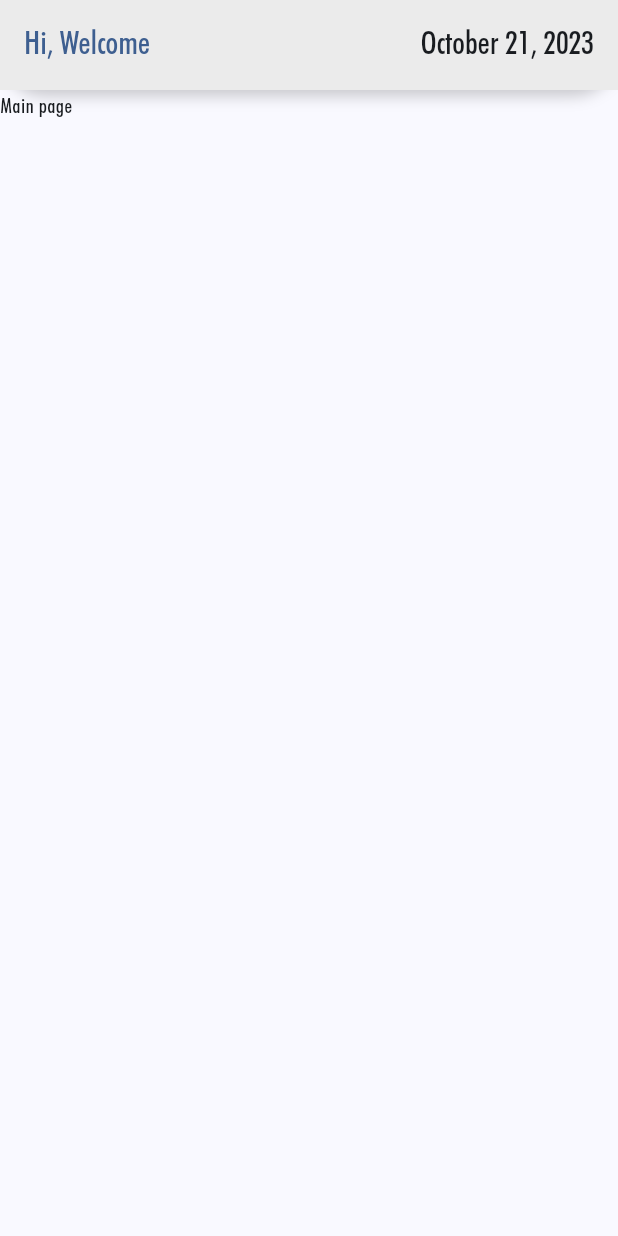
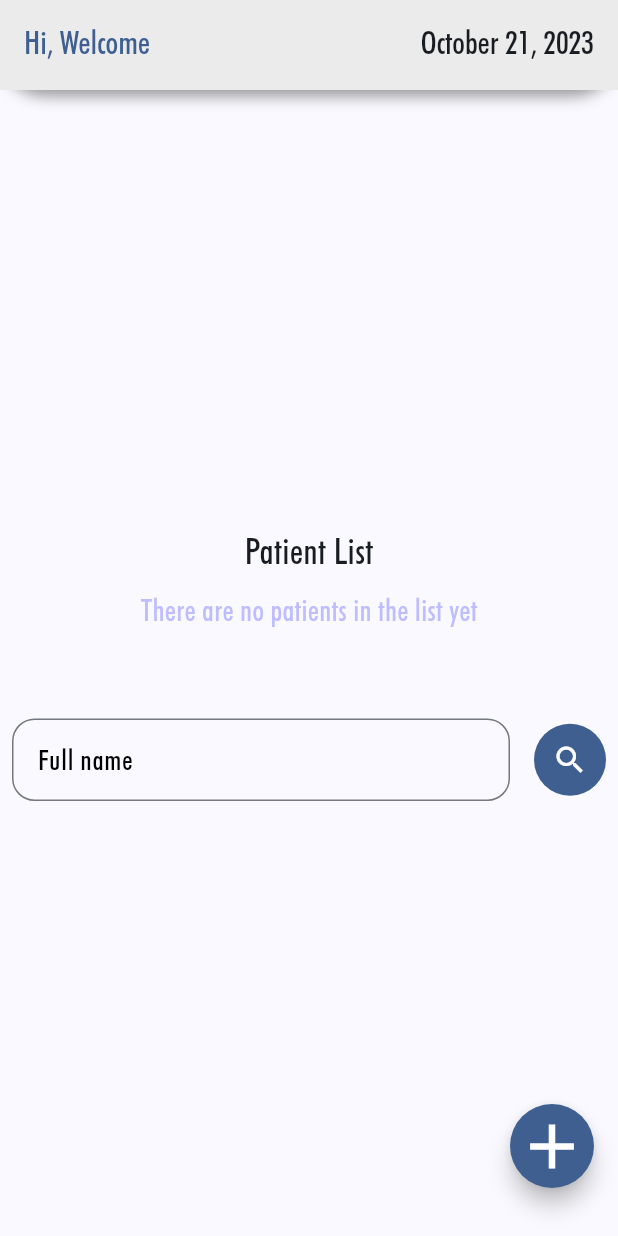
Before and after one commit to masarom/patient-list-flutter, a Flutter app: the MainPage screen opened directly, on a phone screen of 412 x 824 dp. Run offline on Flutter 3.47's test engine with Material 2 defaults, Android fonts, the phone set to English and light mode, and no system bars.

Commit message:
add main page layout

```diff
--- a/lib/main.dart
+++ b/lib/main.dart
@@ -104,7 +104,7 @@ class MainPage extends StatelessWidget {
             ),
             boxShadow: [
               BoxShadow(
-                  color: Colors.black.withOpacity(0.2),
+                color: Colors.black.withOpacity(0.4),
                 offset: const Offset(0, 4),
                 blurRadius: 8.0,
               ),
@@ -126,6 +126,79 @@ class MainPage extends StatelessWidget {
           ),
         ),
       ),
-        body: const Column(children: [Text('Main page')]));
+      // Content
+      body: Center(
+        child: Column(
+          mainAxisAlignment: MainAxisAlignment.center,
+          children: [
+            // Main title
+            const Padding(
+              padding: EdgeInsets.only(bottom: 8.0),
+              child: Text(
+                'Patient List',
+                style: TextStyle(
+                  fontSize: 24,
+                ),
+              ),
+            ),
+            const Padding(
+                padding: EdgeInsets.only(bottom: 58.0),
+                child: Text('There are no patients in the list yet',
+                    style: TextStyle(fontSize: 20, color: Color(0x8b8b8bff)))),
+            // Search bar
+            Row(
+              children: [
+                Expanded(
+                  child: Padding(
+                    padding: const EdgeInsets.symmetric(horizontal: 8.0),
+                    child: TextField(
+                      decoration: InputDecoration(
+                          hintText: 'Full name',
+                          border: OutlineInputBorder(
+                            borderRadius: BorderRadius.circular(15.0),
+                          ),
+                          contentPadding: const EdgeInsets.all(13.0),
+                          hintStyle: const TextStyle(
+                              fontSize: 19.0, color: Colors.black)),
+                    ),
+                  ),
+                ),
+                Padding(
+                  padding: const EdgeInsets.symmetric(horizontal: 8.0),
+                  child: Container(
+                    decoration: BoxDecoration(
+                        color: appBarTextColor, shape: BoxShape.circle),
+                    child: IconButton(
+                      icon: const Icon(Icons.search, color: Colors.white),
+                      onPressed: () {
+                        // Lógica de búsqueda aquí
+                      },
+                    ),
+                  ),
+                ),
+              ],
+            ),
+          ],
+        ),
+      ),
+      // add new patient icon
+      floatingActionButton: Padding(
+        padding: const EdgeInsets.only(bottom: 32.0),
+        child: FloatingActionButton(
+          backgroundColor: appBarTextColor,
+          onPressed: () {
+            print('new patient');
+          },
+          shape:
+              RoundedRectangleBorder(borderRadius: BorderRadius.circular(30.0)),
+          child: const Icon(
+            Icons.add,
+            color: Colors.white,
+            size: 50.0,
+          ),
+        ),
+      ),
+      floatingActionButtonLocation: FloatingActionButtonLocation.endDocked,
+    );
   }
 }
```
Lines whose indentation alone changed are shown as unchanged.
